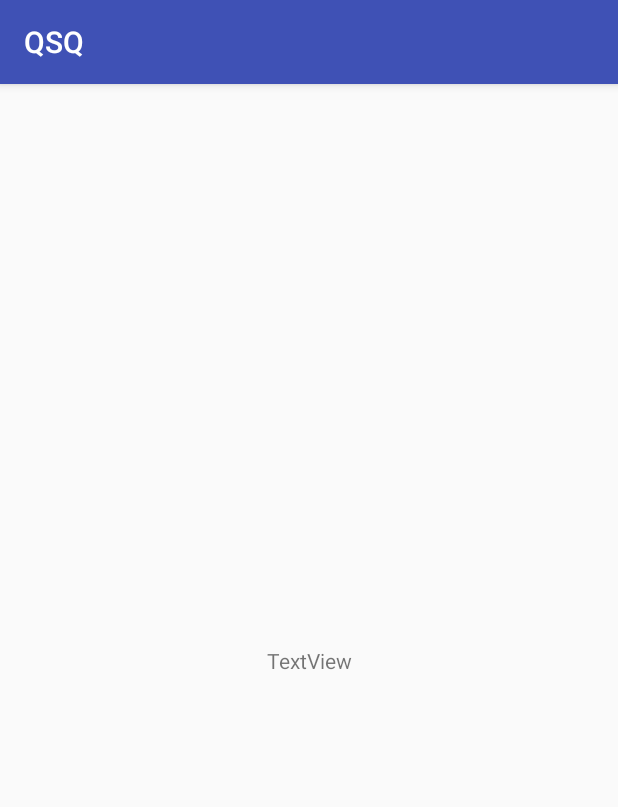
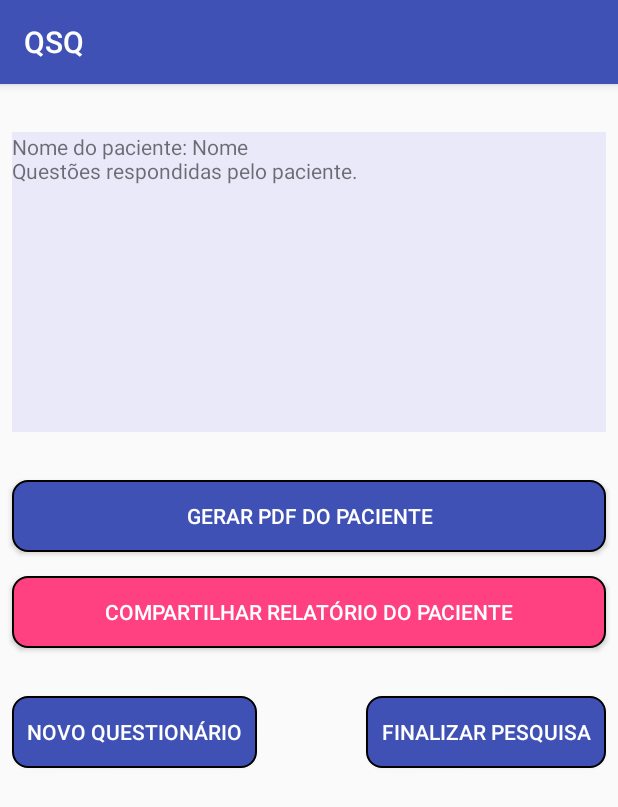
Before and after one commit to raulfmiranda/QSQ, an Android app: the QuestionarioActivity screen opened directly, with no data from a screen before it, on a phone screen of 412 x 824 dp. Shown: the top 807 px of the screen. Run offline under Robolectric (Android 15) with nearby library versions, the phone set to English and light mode, and no system bars.

Commit message:
Criado o layout da tela que verifica resultado individual

```diff
--- a/app/src/main/res/layout/activity_questionario.xml
+++ b/app/src/main/res/layout/activity_questionario.xml
@@ -7,16 +7,76 @@
     tools:context=".QuestionarioActivity">
 
     <TextView
-        android:id="@+id/textView"
-        android:layout_width="wrap_content"
-        android:layout_height="wrap_content"
-        android:layout_marginBottom="8dp"
+        android:id="@+id/txtResumoIndividual"
+        android:layout_width="0dp"
+        android:layout_height="200dp"
         android:layout_marginEnd="8dp"
         android:layout_marginStart="8dp"
-        android:layout_marginTop="8dp"
-        android:text="TextView"
-        app:layout_constraintBottom_toBottomOf="parent"
+        android:layout_marginTop="32dp"
+        android:background="@color/colorLightBlue"
+        android:maxLines="15"
+        android:scrollbars="vertical"
+        android:text="Nome do paciente: Nome\nQuestões respondidas pelo paciente."
         app:layout_constraintEnd_toEndOf="parent"
         app:layout_constraintStart_toStartOf="parent"
         app:layout_constraintTop_toTopOf="parent" />
+
+    <Button
+        android:id="@+id/btnGerarRelatorioIndividual"
+        android:layout_width="0dp"
+        android:layout_height="wrap_content"
+        android:layout_marginEnd="8dp"
+        android:layout_marginStart="8dp"
+        android:layout_marginTop="32dp"
+        android:background="@drawable/rounded_rectangle"
+        android:text="Gerar PDF do Paciente"
+        android:textColor="#ffffff"
+        app:layout_constraintEnd_toEndOf="parent"
+        app:layout_constraintStart_toStartOf="parent"
+        app:layout_constraintTop_toBottomOf="@+id/txtResumoIndividual" />
+
+    <Button
+        android:id="@+id/btnCompartilharIndividual"
+        android:layout_width="0dp"
+        android:layout_height="wrap_content"
+        android:layout_marginEnd="8dp"
+        android:layout_marginStart="8dp"
+        android:layout_marginTop="16dp"
+        android:background="@drawable/rounded_rectangle_secondary"
+        android:text="Compartilhar Relatório do Paciente"
+        android:textColor="#ffffff"
+        app:layout_constraintEnd_toEndOf="parent"
+        app:layout_constraintStart_toStartOf="parent"
+        app:layout_constraintTop_toBottomOf="@+id/btnGerarRelatorioIndividual" />
+
+    <Button
+        android:id="@+id/btnFinalizarIndividual"
+        android:layout_width="wrap_content"
+        android:layout_height="wrap_content"
+        android:layout_marginEnd="8dp"
+        android:layout_marginTop="32dp"
+        android:text="Finalizar Pesquisa"
+        android:textColor="#ffffff"
+        android:padding="@dimen/padding"
+        android:background="@drawable/rounded_rectangle"
+        app:layout_constraintEnd_toEndOf="parent"
+        app:layout_constraintHorizontal_bias="0.5"
+        app:layout_constraintStart_toEndOf="@+id/btnNovoIndividual"
+        app:layout_constraintTop_toBottomOf="@+id/btnCompartilharIndividual" />
+
+    <Button
+        android:id="@+id/btnNovoIndividual"
+        android:layout_width="wrap_content"
+        android:layout_height="wrap_content"
+        android:layout_marginStart="8dp"
+        android:layout_marginTop="32dp"
+        android:background="@drawable/rounded_rectangle"
+        android:padding="@dimen/padding"
+        android:text="Novo Questionário"
+        android:textColor="#ffffff"
+        app:layout_constraintEnd_toStartOf="@+id/btnFinalizarIndividual"
+        app:layout_constraintHorizontal_bias="0.5"
+        app:layout_constraintHorizontal_chainStyle="spread_inside"
+        app:layout_constraintStart_toStartOf="parent"
+        app:layout_constraintTop_toBottomOf="@+id/btnCompartilharIndividual" />
 </android.support.constraint.ConstraintLayout>
--- a/app/src/main/res/layout/activity_start.xml
+++ b/app/src/main/res/layout/activity_start.xml
@@ -33,7 +33,7 @@
         android:layout_marginTop="8dp"
         android:background="@drawable/rounded_rectangle"
         android:padding="20dp"
-        android:text="Iniciar Pesquisa"
+        android:text="Novo Questionário"
         android:textColor="#ffffff"
         android:textStyle="bold"
         app:layout_constraintBottom_toBottomOf="parent"
@@ -71,7 +71,7 @@
         android:layout_marginTop="32dp"
         android:ems="10"
         android:inputType="textPersonName"
-        android:hint="Nome do Paciente"
+        android:hint="Nome do Paciente (opcional)"
         app:layout_constraintEnd_toEndOf="parent"
         app:layout_constraintStart_toStartOf="parent"
         app:layout_constraintTop_toBottomOf="@+id/txtNomePaciente" />
--- a/app/src/main/res/values/dimens.xml
+++ b/app/src/main/res/values/dimens.xml
@@ -2,4 +2,5 @@
 <resources>
     <dimen name="margin_bottom_radio">2dp</dimen>
     <dimen name="text_size_pergunta">16sp</dimen>
+    <dimen name="padding">10dp</dimen>
 </resources>
```
Also changed, not shown: app/src/main/java/com/blogspot/raulfmiranda/qsq/FormActivity.kt (+24 -14 lines), app/src/main/java/com/blogspot/raulfmiranda/qsq/StartActivity.kt (+14 -2 lines).
